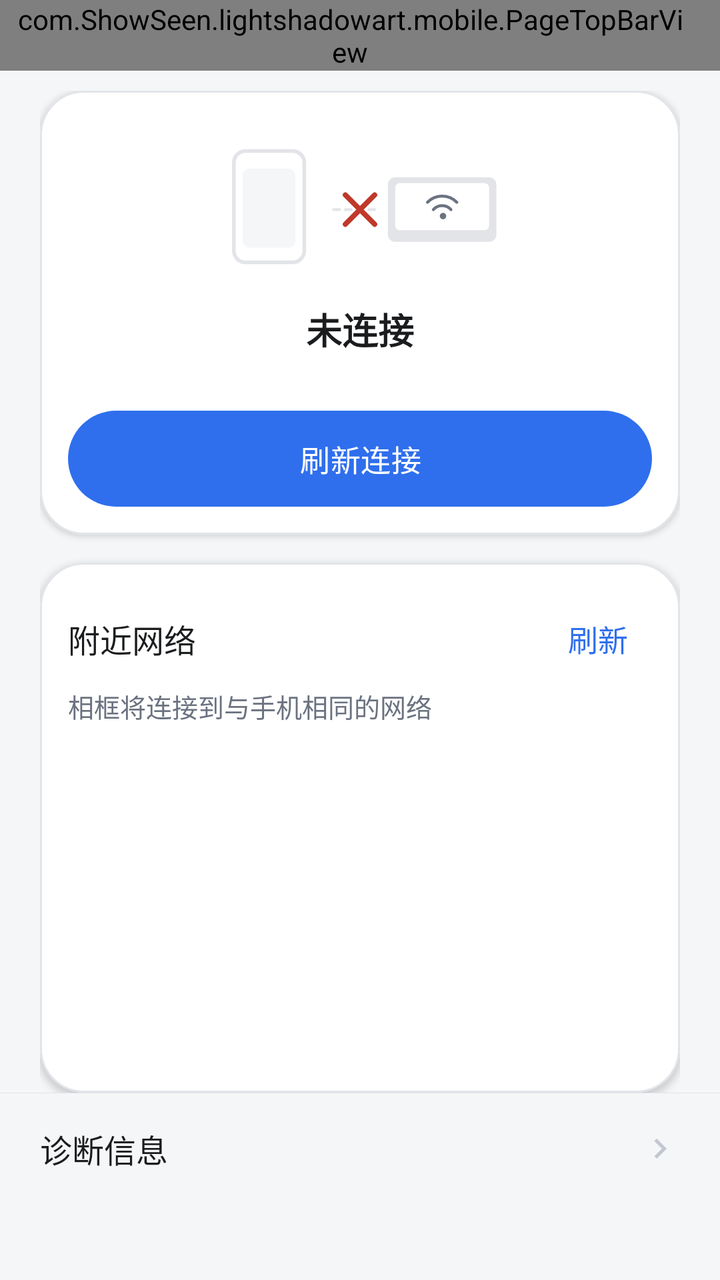
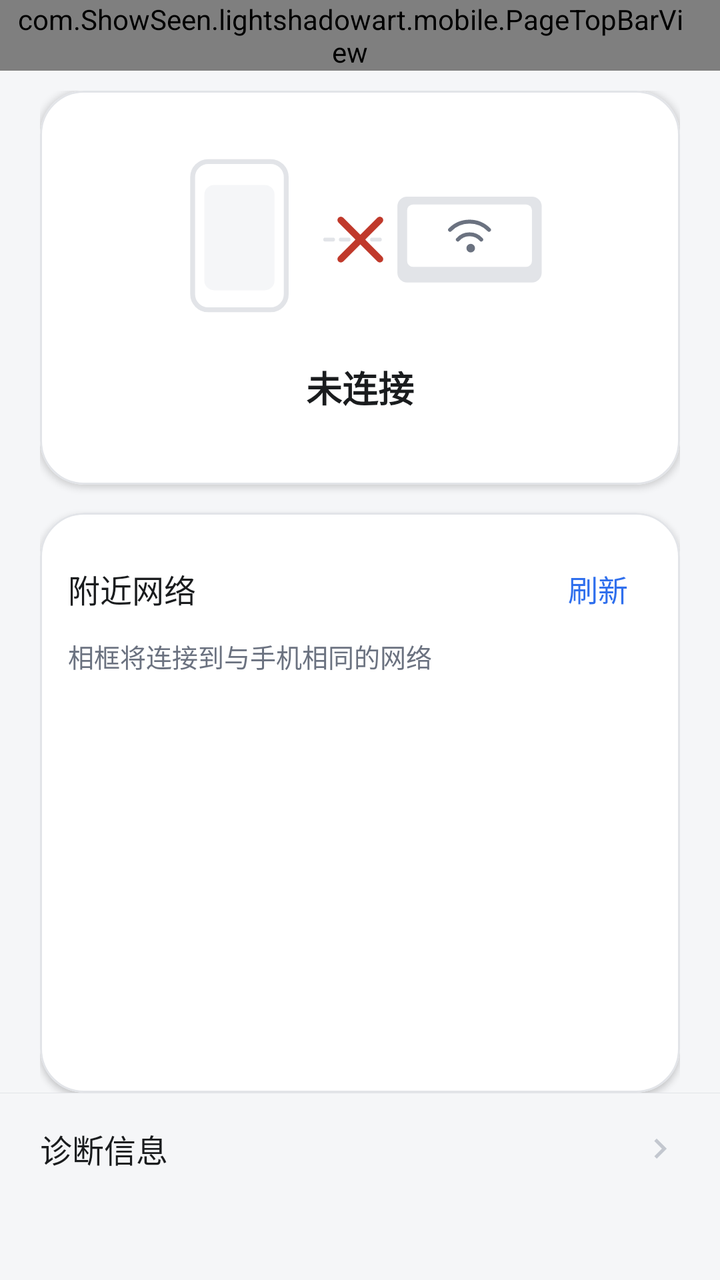

Before-and-after screenshots of an Android layout around one commit, followed by the original layout XML and the change that was made.
<!-- AndroidManifest.xml: application theme Theme.LightShadowArtPhone -->
<!-- res/layout/activity_network.xml -->
<?xml version="1.0" encoding="utf-8"?>
<LinearLayout xmlns:android="http://schemas.android.com/apk/res/android"
    xmlns:app="http://schemas.android.com/apk/res-auto"
    android:layout_width="match_parent"
    android:layout_height="match_parent"
    android:background="@color/app_bg"
    android:orientation="vertical">

    <com.ShowSeen.lightshadowart.mobile.PageTopBarView
        android:id="@+id/network_top_bar"
        android:layout_width="match_parent"
        android:layout_height="wrap_content"
        android:paddingStart="8dp"
        android:paddingEnd="@dimen/card_padding" />

    <LinearLayout
        android:layout_width="match_parent"
        android:layout_height="0dp"
        android:layout_weight="1"
        android:orientation="vertical"
        android:paddingStart="@dimen/page_horizontal_padding"
        android:paddingTop="@dimen/item_gap"
        android:paddingEnd="@dimen/page_horizontal_padding">

        
        <com.google.android.material.card.MaterialCardView
            style="@style/SurfaceCard"
            android:layout_width="match_parent"
            android:layout_height="wrap_content">

            <LinearLayout
                android:layout_width="match_parent"
                android:layout_height="wrap_content"
                android:gravity="center_horizontal"
                android:orientation="vertical"
                android:padding="@dimen/card_padding_compact">

                
                <ImageView
                    android:id="@+id/iv_network_illustration"
                    android:layout_width="match_parent"
                    android:layout_height="@dimen/network_illustration_height"
                    android:contentDescription="@null"
                    android:scaleType="centerInside"
                    android:src="@drawable/ic_network_link_off" />

                <TextView
                    android:id="@+id/tv_network_state"
                    style="@style/Text.TitleMedium"
                    android:layout_width="wrap_content"
                    android:layout_height="wrap_content"
                    android:layout_marginTop="4dp"
                    android:gravity="center"
                    android:text="@string/network_state_disconnected" />

                <TextView
                    android:id="@+id/tv_network_device"
                    style="@style/Text.Body"
                    android:layout_width="match_parent"
                    android:layout_height="wrap_content"
                    android:layout_marginTop="2dp"
                    android:ellipsize="middle"
                    android:gravity="center"
                    android:maxLines="1"
                    android:visibility="gone" />

                <TextView
                    android:id="@+id/tv_network_note"
                    style="@style/Text.Hint"
                    android:layout_width="match_parent"
                    android:layout_height="wrap_content"
                    android:layout_marginTop="2dp"
                    android:gravity="center" />

                <com.google.android.material.button.MaterialButton
                    android:id="@+id/btn_network_reconnect"
                    style="@style/PillButton"
                    android:layout_width="match_parent"
                    android:layout_height="wrap_content"
                    android:layout_marginTop="8dp"
                    android:text="@string/action_refresh" />
            </LinearLayout>
        </com.google.android.material.card.MaterialCardView>

        
        <com.google.android.material.card.MaterialCardView
            style="@style/SurfaceCard"
            android:layout_width="match_parent"
            android:layout_height="0dp"
            android:layout_marginTop="@dimen/section_gap"
            android:layout_weight="1">

            <LinearLayout
                android:layout_width="match_parent"
                android:layout_height="match_parent"
                android:orientation="vertical"
                android:paddingStart="@dimen/card_padding_compact"
                android:paddingTop="@dimen/card_padding_compact"
                android:paddingEnd="@dimen/card_padding_compact"
                android:paddingBottom="6dp">

                <LinearLayout
                    android:layout_width="match_parent"
                    android:layout_height="wrap_content"
                    android:gravity="center_vertical"
                    android:orientation="horizontal">

                    <TextView
                        style="@style/Text.RowTitle"
                        android:layout_width="0dp"
                        android:layout_height="wrap_content"
                        android:layout_weight="1"
                        android:text="@string/network_nearby_title" />

                    <TextView
                        android:id="@+id/btn_network_refresh"
                        style="@style/Text.Body"
                        android:layout_width="wrap_content"
                        android:layout_height="wrap_content"
                        android:gravity="center"
                        android:minWidth="48dp"
                        android:minHeight="48dp"
                        android:paddingStart="12dp"
                        android:paddingEnd="12dp"
                        android:text="@string/network_refresh"
                        android:textColor="@color/primary_blue" />
                </LinearLayout>

                <TextView
                    style="@style/Text.Hint"
                    android:layout_width="match_parent"
                    android:layout_height="wrap_content"
                    android:text="@string/network_nearby_hint" />

                <TextView
                    android:id="@+id/tv_network_list_hint"
                    style="@style/Text.Hint"
                    android:layout_width="match_parent"
                    android:layout_height="wrap_content"
                    android:layout_marginTop="6dp"
                    android:visibility="gone" />

                <ScrollView
                    android:id="@+id/scroll_networks"
                    android:layout_width="match_parent"
                    android:layout_height="0dp"
                    android:layout_marginTop="2dp"
                    android:layout_weight="1"
                    android:fadeScrollbars="false"
                    android:fillViewport="true"
                    android:scrollbarStyle="insideOverlay"
                    android:scrollbars="vertical">

                    <LinearLayout
                        android:id="@+id/list_networks"
                        android:layout_width="match_parent"
                        android:layout_height="wrap_content"
                        android:orientation="vertical" />
                </ScrollView>
            </LinearLayout>
        </com.google.android.material.card.MaterialCardView>
    </LinearLayout>

    
    <View
        android:layout_width="match_parent"
        android:layout_height="1px"
        android:background="@color/divider_stroke" />

    <LinearLayout
        android:id="@+id/row_network_diagnostics"
        style="@style/Settings.Row.Clickable"
        android:layout_width="match_parent"
        android:layout_height="wrap_content"
        android:layout_marginBottom="@dimen/network_bottom_bar_margin_bottom"
        android:paddingStart="@dimen/page_horizontal_padding"
        android:paddingTop="@dimen/network_bottom_bar_top_padding"
        android:paddingEnd="@dimen/page_horizontal_padding"
        android:paddingBottom="@dimen/network_bottom_bar_bottom_padding">

        <TextView
            style="@style/Text.RowTitle"
            android:layout_width="0dp"
            android:layout_height="wrap_content"
            android:layout_weight="1"
            android:text="@string/network_diagnostics_title" />

        <ImageView
            android:layout_width="20dp"
            android:layout_height="20dp"
            android:contentDescription="@null"
            android:src="@drawable/ic_chevron_right" />
    </LinearLayout>
</LinearLayout>
<!-- resources referenced by this layout -->
<resources>
  <color name="app_bg">#F5F6F8</color>
  <color name="divider_stroke">#E2E4E8</color>
  <color name="primary_blue">#2F6FED</color>
  <dimen name="card_padding">18dp</dimen>
  <dimen name="card_padding_compact">14dp</dimen>
  <dimen name="item_gap">10dp</dimen>
  <dimen name="network_bottom_bar_bottom_padding">24dp</dimen>
  <dimen name="network_bottom_bar_margin_bottom">30dp</dimen>
  <dimen name="network_bottom_bar_top_padding">16dp</dimen>
  <dimen name="network_illustration_height">88dp</dimen>
  <dimen name="page_horizontal_padding">20dp</dimen>
  <dimen name="section_gap">14dp</dimen>
  <string name="action_refresh">刷新连接</string>
  <string name="network_diagnostics_title">诊断信息</string>
  <string name="network_nearby_hint">相框将连接到与手机相同的网络</string>
  <string name="network_nearby_title">附近网络</string>
  <string name="network_refresh">刷新</string>
  <string name="network_state_disconnected">未连接</string>
  <style name="PillButton" parent="Widget.Material3.Button">
          <item name="android:minHeight">@dimen/touch_min_height</item>
          <item name="android:insetTop">0dp</item>
          <item name="android:insetBottom">0dp</item>
          <item name="android:textSize">@dimen/text_button</item>
          <item name="android:textAllCaps">false</item>
          <item name="android:letterSpacing">0.01</item>
          <item name="cornerRadius">@dimen/corner_pill</item>
          <item name="backgroundTint">@color/btn_pill_tint</item>
          <item name="android:textColor">@color/btn_pill_label</item>
      </style>
  <style name="Settings.Row.Clickable" parent="Settings.Row">
          <item name="android:clickable">true</item>
          <item name="android:focusable">true</item>
          <item name="android:background">?attr/selectableItemBackground</item>
      </style>
  <style name="SurfaceCard" parent="Widget.Material3.CardView.Elevated">
          <item name="cardBackgroundColor">@color/card_bg</item>
          <item name="cardCornerRadius">@dimen/corner_large</item>
          <item name="cardElevation">@dimen/card_elevation</item>
          <item name="strokeColor">@color/divider_stroke</item>
          <item name="strokeWidth">@dimen/divider_width</item>
      </style>
  <style name="Text.Body" parent="">
          <item name="android:textColor">@color/text_primary</item>
          <item name="android:textSize">@dimen/text_body</item>
          <item name="android:lineSpacingMultiplier">1.15</item>
      </style>
  <style name="Text.Hint" parent="">
          <item name="android:textColor">@color/text_secondary</item>
          <item name="android:textSize">@dimen/text_hint</item>
      </style>
  <style name="Text.RowTitle" parent="">
          <item name="android:textColor">@color/text_primary</item>
          <item name="android:textSize">@dimen/text_row_title</item>
      </style>
  <style name="Text.TitleMedium" parent="">
          <item name="android:textColor">@color/text_primary</item>
          <item name="android:textSize">@dimen/text_title_medium</item>
          <item name="android:textStyle">bold</item>
      </style>
  <color name="icon_muted">@color/text_disabled</color>
  <color name="card_bg">#FFFFFF</color>
  <color name="text_secondary">#6B7280</color>
  <color name="status_destructive">#C0392B</color>
  <dimen name="touch_min_height">48dp</dimen>
  <dimen name="text_button">15sp</dimen>
  <dimen name="corner_pill">28dp</dimen>
  <dimen name="corner_large">22dp</dimen>
  <dimen name="card_elevation">2dp</dimen>
  <dimen name="divider_width">1dp</dimen>
  <color name="text_primary">#1A1C1E</color>
  <dimen name="text_body">15sp</dimen>
  <dimen name="text_hint">13sp</dimen>
  <dimen name="text_row_title">16sp</dimen>
  <dimen name="text_title_medium">18sp</dimen>
  <color name="on_primary">#FFFFFF</color>
  <color name="primary_soft">#E9EFFD</color>
  <color name="card_tint">#F5F6F8</color>
  <color name="text_disabled">#C3C7CF</color>
  <!-- unchanged entries left out for length: 4 -->
</resources>

<!-- the commit's change to res/layout/activity_network.xml (unified diff, before → after) -->
@@ -69,16 +69,8 @@
                     style="@style/Text.Hint"
                     android:layout_width="match_parent"
                     android:layout_height="wrap_content"
-                    android:layout_marginTop="2dp"
+                    android:layout_marginTop="4dp"
                     android:gravity="center" />
-
-                <com.google.android.material.button.MaterialButton
-                    android:id="@+id/btn_network_reconnect"
-                    style="@style/PillButton"
-                    android:layout_width="match_parent"
-                    android:layout_height="wrap_content"
-                    android:layout_marginTop="8dp"
-                    android:text="@string/action_refresh" />
             </LinearLayout>
         </com.google.android.material.card.MaterialCardView>
 
<!-- resource entries referenced after the edit -->
@@ -9,26 +9,14 @@
   <dimen name="network_bottom_bar_bottom_padding">24dp</dimen>
   <dimen name="network_bottom_bar_margin_bottom">30dp</dimen>
   <dimen name="network_bottom_bar_top_padding">16dp</dimen>
-  <dimen name="network_illustration_height">88dp</dimen>
+  <dimen name="network_illustration_height">117dp</dimen>
   <dimen name="page_horizontal_padding">20dp</dimen>
   <dimen name="section_gap">14dp</dimen>
-  <string name="action_refresh">刷新连接</string>
   <string name="network_diagnostics_title">诊断信息</string>
   <string name="network_nearby_hint">相框将连接到与手机相同的网络</string>
   <string name="network_nearby_title">附近网络</string>
   <string name="network_refresh">刷新</string>
   <string name="network_state_disconnected">未连接</string>
-  <style name="PillButton" parent="Widget.Material3.Button">
-          <item name="android:minHeight">@dimen/touch_min_height</item>
-          <item name="android:insetTop">0dp</item>
-          <item name="android:insetBottom">0dp</item>
-          <item name="android:textSize">@dimen/text_button</item>
-          <item name="android:textAllCaps">false</item>
-          <item name="android:letterSpacing">0.01</item>
-          <item name="cornerRadius">@dimen/corner_pill</item>
-          <item name="backgroundTint">@color/btn_pill_tint</item>
-          <item name="android:textColor">@color/btn_pill_label</item>
-      </style>
   <style name="Settings.Row.Clickable" parent="Settings.Row">
           <item name="android:clickable">true</item>
           <item name="android:focusable">true</item>
@@ -63,9 +51,6 @@
   <color name="card_bg">#FFFFFF</color>
   <color name="text_secondary">#6B7280</color>
   <color name="status_destructive">#C0392B</color>
-  <dimen name="touch_min_height">48dp</dimen>
-  <dimen name="text_button">15sp</dimen>
-  <dimen name="corner_pill">28dp</dimen>
   <dimen name="corner_large">22dp</dimen>
   <dimen name="card_elevation">2dp</dimen>
   <dimen name="divider_width">1dp</dimen>
